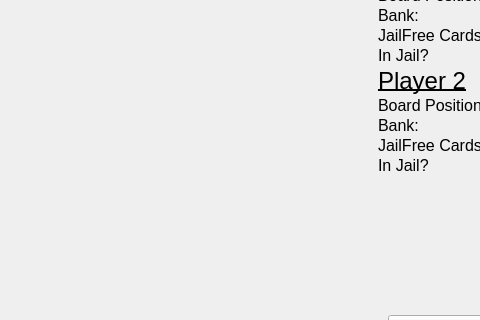
The window that Monopoly/Monopoly_graphics/mainwindow.ui (ppate67/NetworkBoardGames) describes before a commit, drawn with Qt 5; both pictures show x 632 to 1112 and y 172 to 492 of the 1288 by 789 pixel window.
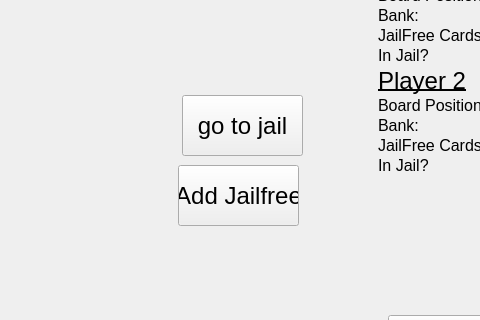
The same window after the commit. Icons and pictures are not drawn.

Commit message: More Jail mechanics

Diff of the .ui file:
```diff
--- a/Monopoly/Monopoly_graphics/mainwindow.ui
+++ b/Monopoly/Monopoly_graphics/mainwindow.ui
@@ -586,6 +586,32 @@
      <string>In Jail?</string>
     </property>
    </widget>
+   <widget class="QPushButton" name="pushButton_3">
+    <property name="geometry">
+     <rect>
+      <x>814</x>
+      <y>250</y>
+      <width>121</width>
+      <height>61</height>
+     </rect>
+    </property>
+    <property name="text">
+     <string>go to jail</string>
+    </property>
+   </widget>
+   <widget class="QPushButton" name="pushButton_4">
+    <property name="geometry">
+     <rect>
+      <x>810</x>
+      <y>320</y>
+      <width>121</width>
+      <height>61</height>
+     </rect>
+    </property>
+    <property name="text">
+     <string>Add Jailfree</string>
+    </property>
+   </widget>
    <zorder>Player1_Position_Text</zorder>
    <zorder>label</zorder>
    <zorder>label_2</zorder>
```
Left out of the diff: 2 changed lines with no effect on the pictures. The commit also changes 3 other files.
